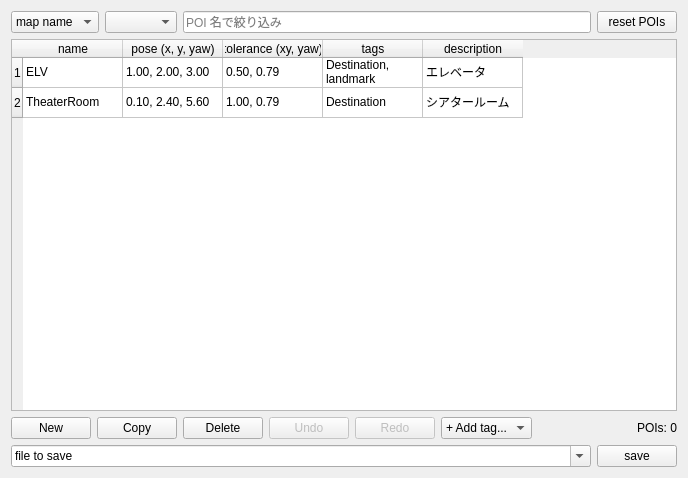
Before: the Qt Designer form mapoi_rviz_plugins/src/ui/poi_editor.ui in shimz-robotics/mapoi, drawn with Qt 5.
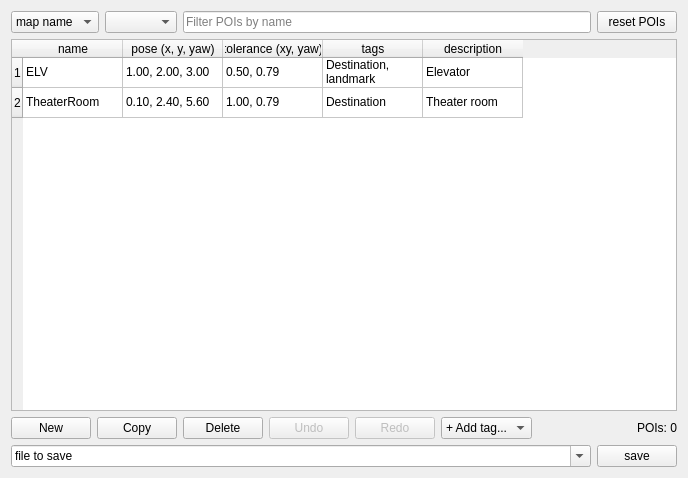
After: the same form once the commit is applied.

Patch:
```diff
--- a/mapoi_rviz_plugins/src/ui/poi_editor.ui
+++ b/mapoi_rviz_plugins/src/ui/poi_editor.ui
@@ -50,7 +50,7 @@
      <item>
       <widget class="QLineEdit" name="NameFilterEdit">
        <property name="placeholderText">
-        <string>POI 名で絞り込み</string>
+        <string>Filter POIs by name</string>
        </property>
        <property name="clearButtonEnabled">
         <bool>true</bool>
@@ -131,7 +131,7 @@
      </item>
      <item row="0" column="4">
       <property name="text">
-       <string>エレベータ</string>
+       <string>Elevator</string>
       </property>
      </item>
      <item row="1" column="0">
@@ -156,7 +156,7 @@
      </item>
      <item row="1" column="4">
       <property name="text">
-       <string>シアタールーム</string>
+       <string>Theater room</string>
       </property>
      </item>
     </widget>
```
